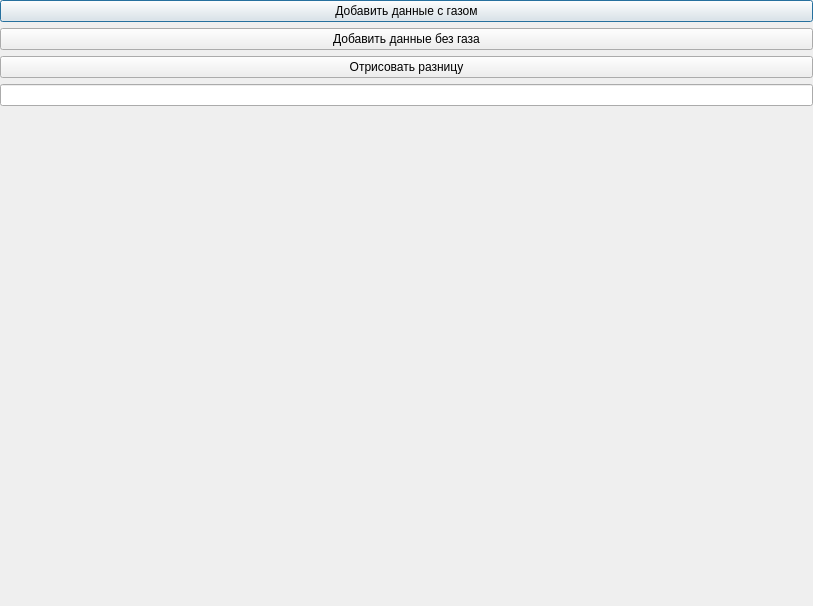
First picture: the form in gui.ui, repository TimofeyVeprev/difference_graphs, before the edit.
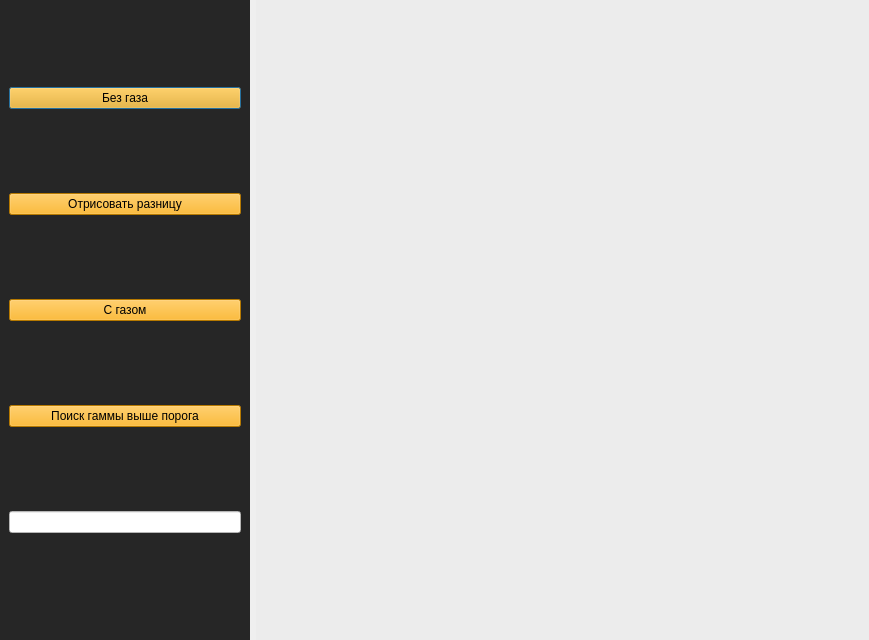
Second picture: the form after the edit.

The edit to the form file:
```diff
--- a/gui.ui
+++ b/gui.ui
@@ -6,14 +6,14 @@
    <rect>
     <x>0</x>
     <y>0</y>
-    <width>813</width>
-    <height>606</height>
+    <width>869</width>
+    <height>640</height>
    </rect>
   </property>
   <property name="windowTitle">
    <string>Dialog</string>
   </property>
-  <layout class="QVBoxLayout" name="verticalLayout">
+  <layout class="QHBoxLayout" name="horizontalLayout">
    <property name="spacing">
     <number>6</number>
    </property>
@@ -30,29 +30,118 @@
     <number>0</number>
    </property>
    <item>
-    <widget class="QPushButton" name="button_with_gas">
-     <property name="text">
-      <string>Добавить данные с газом</string>
+    <widget class="QWidget" name="widget_2" native="true">
+     <property name="maximumSize">
+      <size>
+       <width>250</width>
+       <height>16777215</height>
+      </size>
      </property>
-    </widget>
-   </item>
+     <property name="styleSheet">
+      <string notr="true">background:
+rgb(38, 38, 38)</string>
+     </property>
+     <layout class="QVBoxLayout" name="verticalLayout_2">
    <item>
     <widget class="QPushButton" name="button_without_gas">
+        <property name="styleSheet">
+         <string notr="true">background:
+rgb(255, 170, 0)</string>
+        </property>
      <property name="text">
-      <string>Добавить данные без газа</string>
+         <string>Без газа</string>
      </property>
     </widget>
    </item>
    <item>
     <widget class="QPushButton" name="button_difference">
+        <property name="styleSheet">
+         <string notr="true">background:
+rgb(255, 170, 0)</string>
+        </property>
      <property name="text">
       <string>Отрисовать разницу</string>
      </property>
     </widget>
    </item>
    <item>
-    <widget class="QLineEdit" name="line_procent"/>
-   </item>
+       <widget class="QPushButton" name="button_with_gas">
+        <property name="styleSheet">
+         <string notr="true">background:
+rgb(255, 170, 0)</string>
+        </property>
+        <property name="text">
+         <string>C газом</string>
+        </property>
+       </widget>
+      </item>
+      <item>
+       <widget class="QPushButton" name="button_the_most_high_gamma">
+        <property name="styleSheet">
+         <string notr="true">background:
+rgb(255, 170, 0)</string>
+        </property>
+        <property name="text">
+         <string>Поиск гаммы выше порога</string>
+        </property>
+       </widget>
+      </item>
+      <item>
+       <widget class="QLineEdit" name="line_procent">
+        <property name="styleSheet">
+         <string notr="true">background:
+rgb(255, 255, 255)
+</string>
+        </property>
+       </widget>
+      </item>
+      <item>
+       <spacer name="spacer">
+        <property name="orientation">
+         <enum>Qt::Vertical</enum>
+        </property>
+        <property name="sizeType">
+         <enum>QSizePolicy::Minimum</enum>
+        </property>
+        <property name="sizeHint" stdset="0">
+         <size>
+          <width>20</width>
+          <height>20</height>
+         </size>
+        </property>
+       </spacer>
+      </item>
+     </layout>
+    </widget>
+   </item>
+   <item>
+    <widget class="QWidget" name="widget" native="true">
+     <property name="maximumSize">
+      <size>
+       <width>16777215</width>
+       <height>16777215</height>
+      </size>
+     </property>
+     <property name="autoFillBackground">
+      <bool>false</bool>
+     </property>
+     <property name="styleSheet">
+      <string notr="true">background:
+rgb(236, 236, 236)</string>
+     </property>
+     <layout class="QVBoxLayout" name="verticalLayout">
+      <property name="leftMargin">
+       <number>0</number>
+      </property>
+      <property name="topMargin">
+       <number>0</number>
+      </property>
+      <property name="rightMargin">
+       <number>0</number>
+      </property>
+      <property name="bottomMargin">
+       <number>0</number>
+      </property>
    <item>
     <widget class="QWidget" name="widget_plot_1" native="true">
      <layout class="QVBoxLayout" name="layout_plot_1">
@@ -92,6 +181,9 @@
       <property name="bottomMargin">
        <number>0</number>
       </property>
+        </layout>
+       </widget>
+      </item>
      </layout>
     </widget>
    </item>
```
Lines whose indentation alone changed are shown as unchanged.
